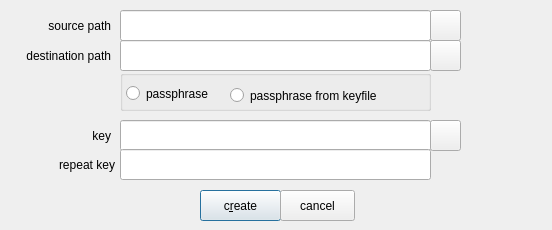
The window that zuluCrypt-gui/cryptfiles.ui (mhogomchungu/zuluCrypt) describes before a commit, drawn with Qt 5.
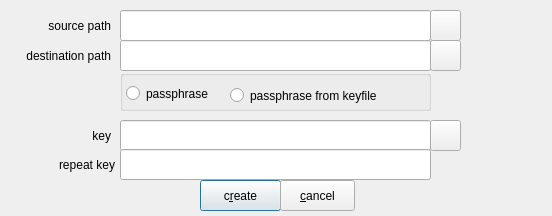
The same window after the commit.

The edit to the form file:
```diff
--- a/zuluCrypt-gui/cryptfiles.ui
+++ b/zuluCrypt-gui/cryptfiles.ui
@@ -10,7 +10,7 @@
     <x>0</x>
     <y>0</y>
     <width>552</width>
-    <height>230</height>
+    <height>216</height>
    </rect>
   </property>
   <property name="windowTitle">
@@ -62,7 +62,7 @@
    <property name="geometry">
     <rect>
      <x>200</x>
-     <y>190</y>
+     <y>180</y>
      <width>81</width>
      <height>31</height>
     </rect>
@@ -224,13 +224,13 @@
    <property name="geometry">
     <rect>
      <x>280</x>
-     <y>190</y>
+     <y>180</y>
      <width>75</width>
      <height>31</height>
     </rect>
    </property>
    <property name="text">
-    <string>cancel</string>
+    <string>&amp;cancel</string>
    </property>
   </widget>
  </widget>
```
